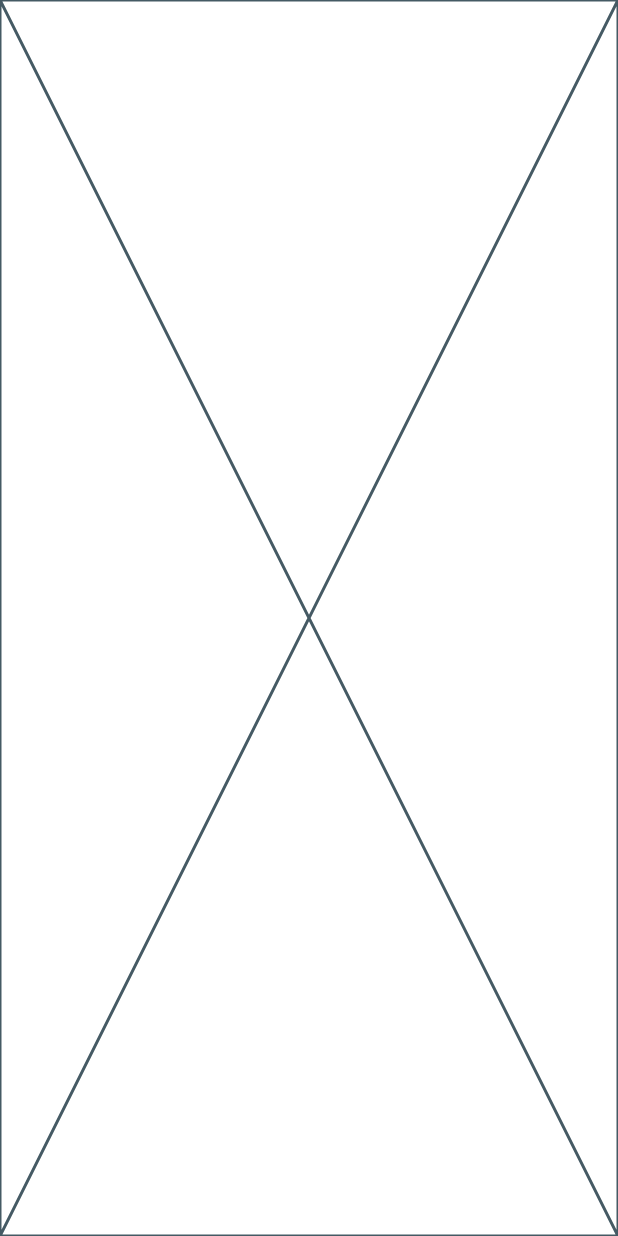
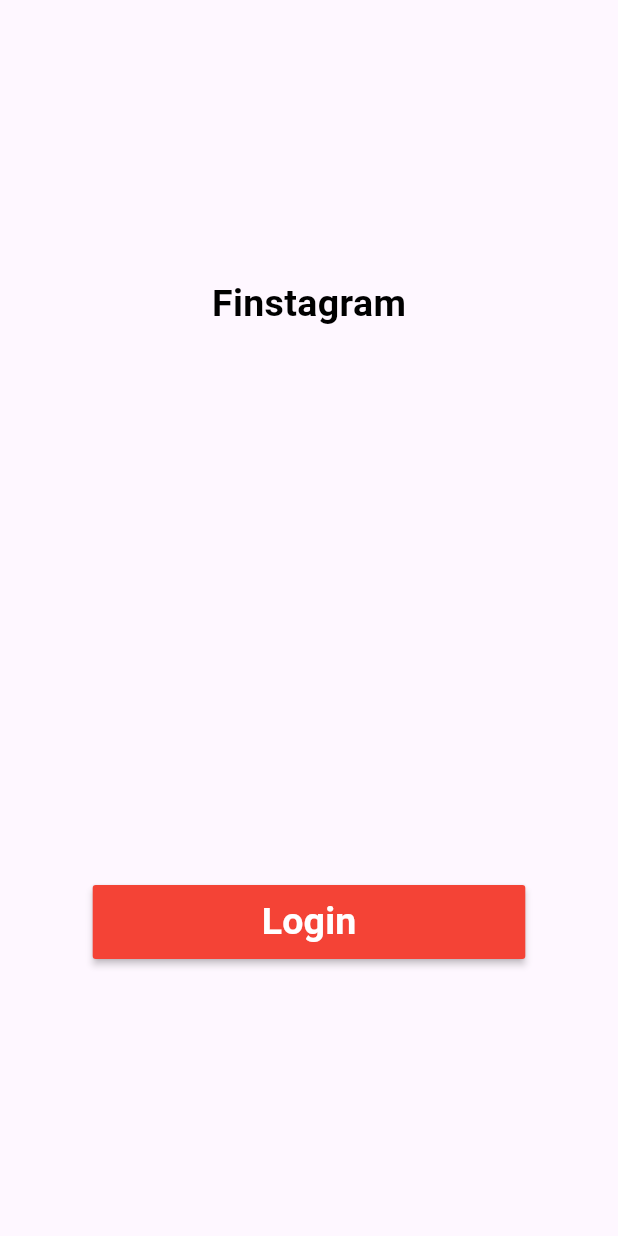
Before and after one commit to safarashlimp/Finstagram, a Flutter app: the screen it shows after launch, on a phone screen of 412 x 824 dp. Run offline on Flutter 3.47's test engine with Material 3 defaults, Android fonts, the light colour scheme and no system bars.

Commit message:
login page UI

```diff
--- a/lib/app/app.dart
+++ b/lib/app/app.dart
@@ -1,4 +1,6 @@
 import 'package:fingram/home/home.dart';
+import 'package:fingram/login/loginpage.dart';
+import 'package:fingram/register/registerpage.dart';
 import 'package:flutter/material.dart';
 
 class MyApp extends StatelessWidget {
@@ -11,7 +13,12 @@ title: "Finstagram",
 theme: ThemeData(
   primarySwatch: Colors.red
 ),
-home: HomeView(),
+initialRoute: "login",
+//home: HomeView(),
+routes: {
+  "register":(context) => Registerpage(),
+  "login" : (context)=> Loginpage(),
+},
   );
 
   }
--- a/lib/login/loginpage.dart
+++ b/lib/login/loginpage.dart
@@ -0,0 +1,58 @@
+import 'package:flutter/material.dart';
+import 'package:flutter/widgets.dart';
+
+class Loginpage extends StatefulWidget {
+  const Loginpage({super.key});
+
+  @override
+  State<Loginpage> createState() => _LoginpageState();
+}
+
+class _LoginpageState extends State<Loginpage> {
+  double? _deviceHieght, _deviceWidth;
+  @override
+  Widget build(BuildContext context) {
+    _deviceHieght = MediaQuery.of(context).size.height;
+    _deviceWidth = MediaQuery.of(context).size.width;
+    return Scaffold(
+      body: SafeArea(
+        child: Container(
+          padding: EdgeInsets.symmetric(horizontal: _deviceWidth! * 0.05),
+          child: Center(
+            child: Column(
+              mainAxisAlignment: MainAxisAlignment.spaceAround,
+              mainAxisSize: MainAxisSize.max,
+              crossAxisAlignment: CrossAxisAlignment.center,
+              children: [
+                _titleWidget(),
+                _loginButton(),
+              ],
+            ),
+          ),
+        ),
+      ),
+    );
+  }
+
+  Widget _titleWidget() {
+    return const Text(
+      "Finstagram",
+      style: TextStyle(
+          color: Colors.black, fontSize: 25, fontWeight: FontWeight.w600),
+    );
+  }
+
+  Widget _loginButton() {
+    return MaterialButton(
+      onPressed: () {},
+      minWidth: _deviceWidth! * 0.70,
+      height: _deviceHieght! * 0.06,
+      color: Colors.red,
+      child: const Text(
+        "Login",
+        style: TextStyle(
+            color: Colors.white, fontSize: 25, fontWeight: FontWeight.w600),
+      ),
+    );
+  }
+}
--- a/lib/register/registerpage.dart
+++ b/lib/register/registerpage.dart
@@ -9,6 +9,6 @@ class Registerpage extends StatefulWidget {
 class _RegisterpageState extends State<Registerpage> {
   @override
   Widget build(BuildContext context) {
-    return const Placeholder();
+    return Scaffold();
   }
 }
```
